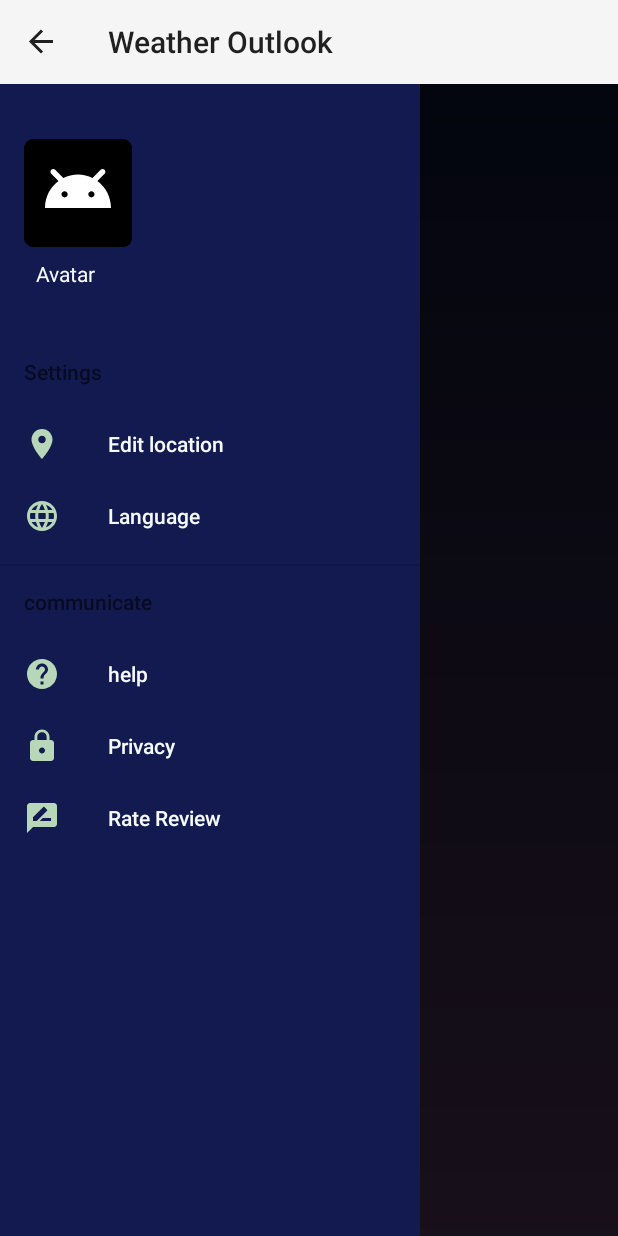
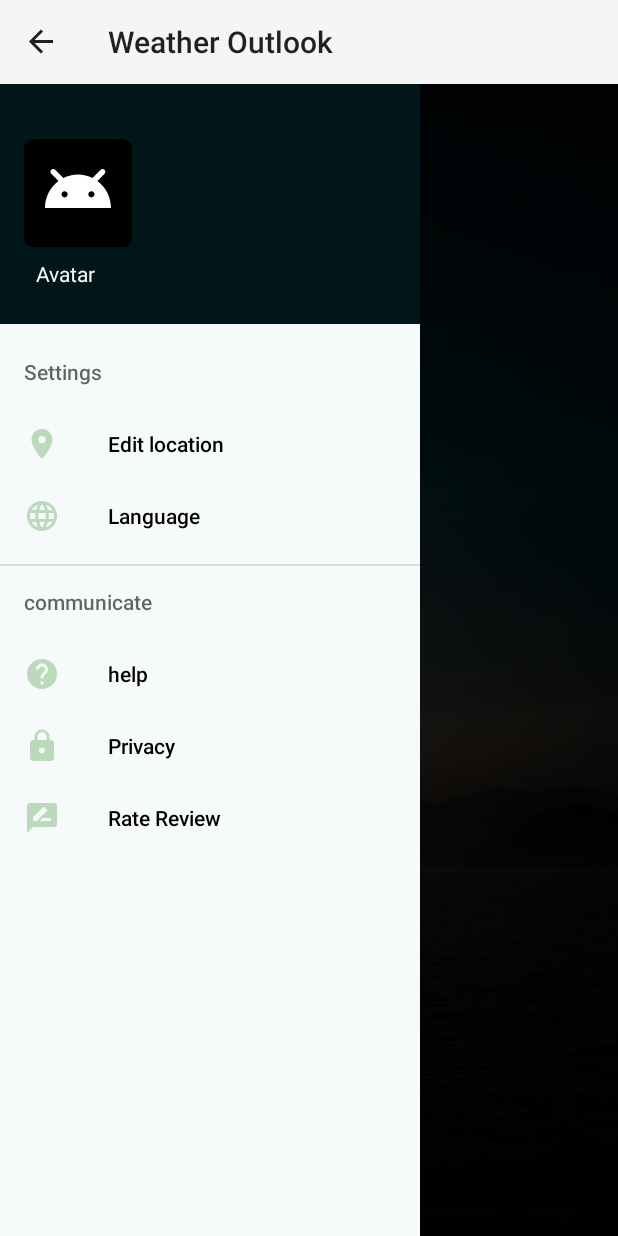
Before and after one commit to Sangwa-C/Weather_Outlook, an Android app: the MainActivity screen opened directly, with no data from a screen before it, with the side drawer open, on a phone screen of 412 x 824 dp. Run offline under Robolectric (Android 15) with nearby library versions, the phone set to English and light mode, and no system bars; our stand-ins replace ButterKnife; libraries missing offline, so code that uses them is left out: com.androdocs.httprequest; Roboto replaces fonts that are not available here; 1 statement that could not run was skipped.

Commit message:
background

```diff
--- a/app/src/main/res/drawable/bg_gradient.xml
+++ b/app/src/main/res/drawable/bg_gradient.xml
@@ -3,7 +3,7 @@
     android:shape="rectangle">
     <gradient
         android:angle="90"
-        android:startColor="#9561A1"
+        android:startColor="#1C97EB"
         android:endColor="#122259"
         android:type="linear"/>
 </shape>
--- a/app/src/main/res/layout/activity_main.xml
+++ b/app/src/main/res/layout/activity_main.xml
@@ -5,7 +5,7 @@
     android:id="@+id/activity_main"
     android:layout_width="match_parent"
     android:layout_height="match_parent"
-    android:background="@drawable/bg_gradient"
+    android:background="@drawable/bg3"
     android:textColor="#FDF8FCFC"
     tools:context="MainActivity">
 
@@ -47,14 +47,16 @@
                     android:layout_width="wrap_content"
                     android:layout_height="wrap_content"
                     android:text="KIGALI, RW"
-                    android:textSize="14dp" />
+                    android:textSize="14dp"
+                    android:textColor="#ffffff"/>
 
                 <TextView
                     android:id="@+id/updated_at"
                     android:layout_width="wrap_content"
                     android:layout_height="wrap_content"
                     android:text="20 April 2012, 20:08 PM"
-                    android:textSize="14dp" />
+                    android:textSize="14dp"
+                    android:textColor="#ffffff"/>
             </LinearLayout>
 
             <LinearLayout
@@ -70,7 +72,8 @@
                     android:layout_height="wrap_content"
                     android:layout_gravity="center"
                     android:text="Clear Sky"
-                    android:textSize="18dp" />
+                    android:textSize="18dp"
+                    android:textColor="#ffffff"/>
 
                 <TextView
                     android:id="@+id/temp"
@@ -79,7 +82,8 @@
                     android:layout_gravity="center"
                     android:fontFamily="sans-serif-thin"
                     android:text="29°C"
-                    android:textSize="70dp" />
+                    android:textSize="70dp"
+                    android:textColor="#ffffff"/>
 
                 <LinearLayout
                     android:layout_width="match_parent"
@@ -91,7 +95,8 @@
                         android:id="@+id/temp_min"
                         android:layout_width="wrap_content"
                         android:layout_height="wrap_content"
-                        android:text="Min Temp: 05:05 AM" />
+                        android:text="Min Temp: 05:05 AM"
+                        android:textColor="#ffffff"/>
 
                     <Space
                         android:layout_width="50dp"
@@ -101,7 +106,8 @@
                         android:id="@+id/temp_max"
                         android:layout_width="wrap_content"
                         android:layout_height="wrap_content"
-                        android:text="Max Temp: 05:05 PM" />
+                        android:text="Max Temp: 05:05 PM"
+                        android:textColor="#ffffff"/>
                 </LinearLayout>
             </LinearLayout>
 
@@ -157,14 +163,16 @@
                             android:layout_width="wrap_content"
                             android:layout_height="wrap_content"
                             android:text="Sunrise"
-                            android:textSize="12dp" />
+                            android:textSize="12dp"
+                            android:textColor="#ffffff"/>
 
                         <TextView
                             android:id="@+id/sunrise"
                             android:layout_width="wrap_content"
                             android:layout_height="wrap_content"
                             android:text="06:40 AM"
-                            android:textSize="14dp" />
+                            android:textSize="14dp"
+                            android:textColor="#ffffff"/>
                     </LinearLayout>
 
                     <Space
@@ -193,14 +201,16 @@
                             android:layout_width="wrap_content"
                             android:layout_height="wrap_content"
                             android:text="Sunset"
-                            android:textSize="12dp" />
+                            android:textSize="12dp"
+                            android:textColor="#ffffff"/>
 
                         <TextView
                             android:id="@+id/sunset"
                             android:layout_width="wrap_content"
                             android:layout_height="wrap_content"
                             android:text="06:40 AM"
-                            android:textSize="14dp" />
+                            android:textSize="14dp"
+                            android:textColor="#ffffff"/>
                     </LinearLayout>
                 </LinearLayout>
 
@@ -239,10 +249,10 @@
         android:layout_width="wrap_content"
         android:layout_height="match_parent"
         android:layout_gravity="start"
-        android:background="#131A50"
+        android:background="#FDF8FCFC"
         app:headerLayout="@layout/nav_header"
         app:itemIconTint="#FCBADABA"
-        app:itemTextColor="#FDF8FCFC"
+        app:itemTextColor="#000000"
         app:menu="@menu/drawer_menu">
 
     </com.google.android.material.navigation.NavigationView>
--- a/app/src/main/res/layout/nav_header.xml
+++ b/app/src/main/res/layout/nav_header.xml
@@ -3,7 +3,7 @@
     android:orientation="vertical"
     android:layout_width="match_parent"
     android:layout_height="160dp"
-    android:background="#131A50"
+    android:background="#001619"
     android:gravity="bottom"
     android:padding="16dp"
     android:textColor="#FDF8FCFC"
--- a/app/src/main/res/values/colors.xml
+++ b/app/src/main/res/values/colors.xml
@@ -1,6 +1,6 @@
 <?xml version="1.0" encoding="utf-8"?>
 <resources>
-    <color name="colorPrimary">#008577</color>
-    <color name="colorPrimaryDark">#00574B</color>
+    <color name="colorPrimary">#001619</color>
+    <color name="colorPrimaryDark">#001619</color>
     <color name="colorAccent">#D81B60</color>
 </resources>
```
Also changed, not shown: app/src/main/res/drawable/bg1.jpg (added), app/src/main/res/drawable/bg2.jpg (added), app/src/main/res/drawable/bg3.jpg (added).
